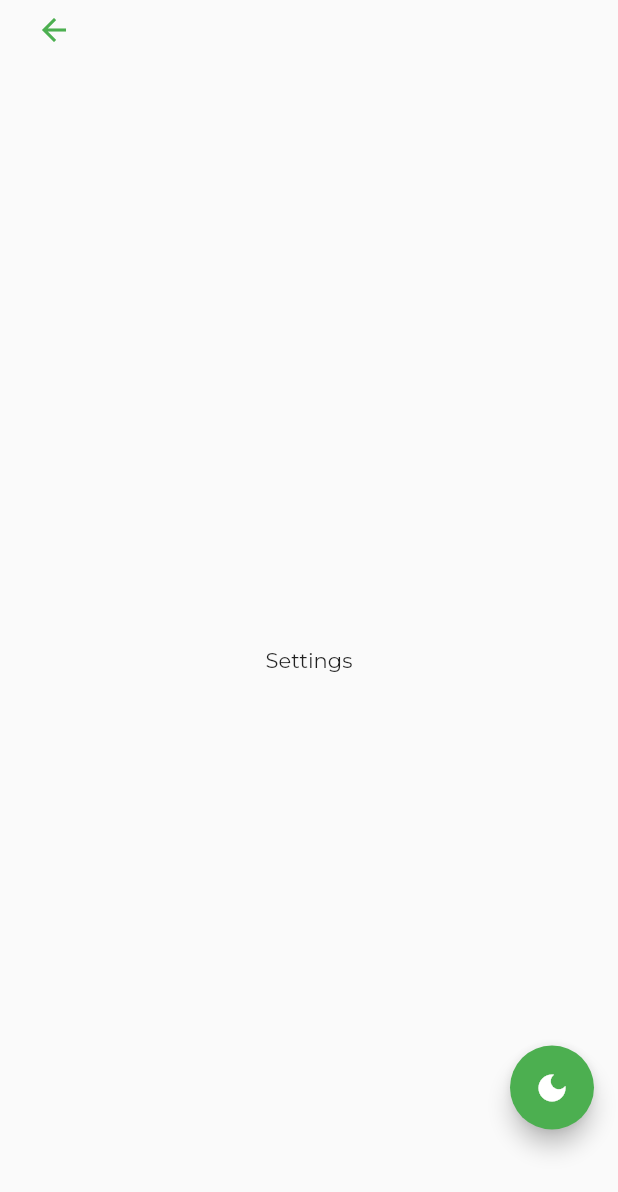
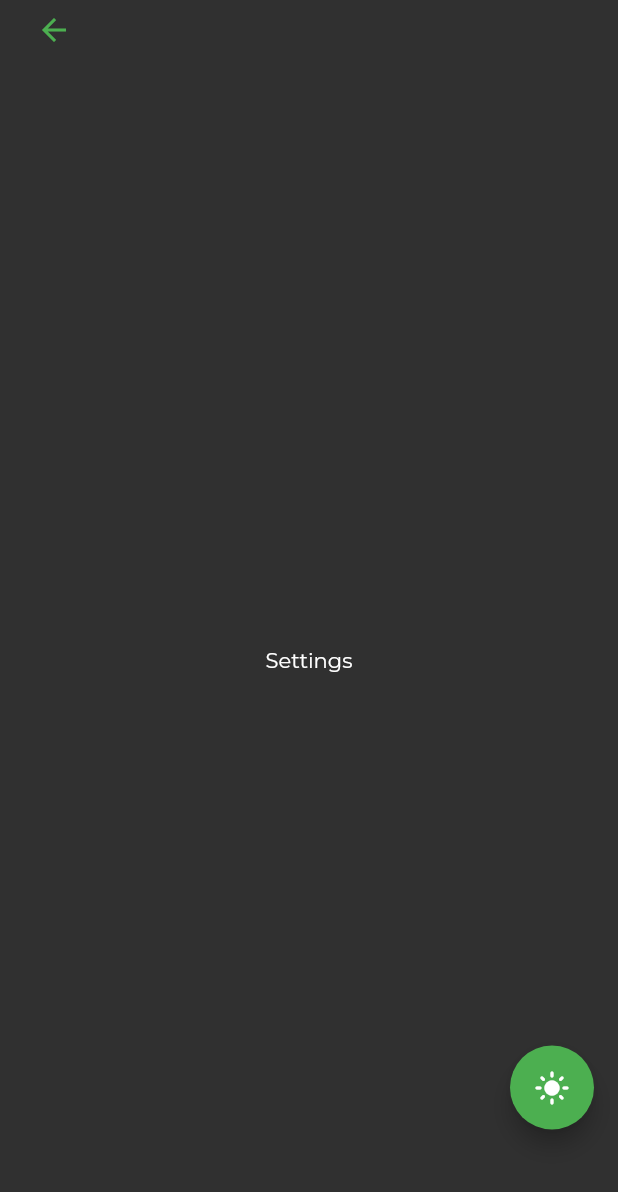
Before and after one commit to grayson40/p2p-app, a Flutter app: the Nav screen opened directly, item 3 of the bottom bar chosen, after a tap on the "settings" icon, on a phone screen of 412 x 824 dp. Shown: the top 1192 px of the screen. Run offline on Flutter 3.47's test engine with Material 2 defaults, Android fonts, the phone set to English and light mode, and no system bars; our stand-ins replace cloud_firestore, firebase_auth, firebase_core, fluttertoast; accounts and stored records are empty.

Commit message:
Update font settings

```diff
--- a/lib/main.dart
+++ b/lib/main.dart
@@ -15,7 +15,7 @@ Future<void> main() async {
 class MyApp extends StatelessWidget {
   const MyApp({Key? key}) : super(key: key);
   static final ValueNotifier<ThemeMode> themeNotifier =
-      ValueNotifier(ThemeMode.light);
+      ValueNotifier(ThemeMode.dark);
   // This widget is the root of your application.
   @override
   Widget build(BuildContext context) {
@@ -25,8 +25,7 @@ class MyApp extends StatelessWidget {
         return MaterialApp(
           debugShowCheckedModeBanner: false,
           title: 'P2P App',
-          theme:
-              ThemeData(primarySwatch: Colors.green, fontFamily: 'Montserrat'),
+          theme: ThemeData(primarySwatch: Colors.green),
           darkTheme: ThemeData.dark(),
           themeMode: currentMode,
           home: const Init(),
--- a/lib/screens/home_screen.dart
+++ b/lib/screens/home_screen.dart
@@ -11,7 +11,10 @@ class _HomeScreenState extends State<HomeScreen> {
   @override
   Widget build(BuildContext context) {
     return const Center(
-      child: Text("Home"),
+      child: Text(
+        "Home",
+        style: TextStyle(fontFamily: 'Montserrat'),
+      ),
     );
   }
 }
--- a/lib/screens/init_screen.dart
+++ b/lib/screens/init_screen.dart
@@ -28,7 +28,7 @@ class _InitState extends State<Init> {
           "Login",
           textAlign: TextAlign.center,
           style: TextStyle(
-              color: Colors.white, fontSize: 20, fontWeight: FontWeight.bold),
+              color: Colors.white, fontSize: 18, fontFamily: 'Montserrat'),
         ),
       ),
     );
@@ -49,7 +49,7 @@ class _InitState extends State<Init> {
           "Sign Up",
           textAlign: TextAlign.center,
           style: TextStyle(
-              color: Colors.white, fontSize: 20, fontWeight: FontWeight.bold),
+              color: Colors.white, fontSize: 18, fontFamily: 'Montserrat'),
         ),
       ),
     );
--- a/lib/screens/nav_screen.dart
+++ b/lib/screens/nav_screen.dart
@@ -40,14 +40,22 @@ class _NavState extends State<Nav> {
             icon: Icon(Icons.home),
             title: Text(
               "Home",
-              style: TextStyle(fontSize: 14, fontWeight: FontWeight.w500),
+              style: TextStyle(
+                fontSize: 14,
+                fontWeight: FontWeight.w500,
+                fontFamily: 'Montserrat',
+              ),
             ),
           ),
           BottomNavigationBarItem(
               icon: Icon(Icons.notes_rounded),
               title: Text(
                 "Notes",
-                style: TextStyle(fontSize: 14, fontWeight: FontWeight.w500),
+                style: TextStyle(
+                  fontSize: 14,
+                  fontWeight: FontWeight.w500,
+                  fontFamily: 'Montserrat',
+                ),
               )),
           BottomNavigationBarItem(
               icon: Icon(
@@ -55,7 +63,11 @@ class _NavState extends State<Nav> {
               ),
               title: Text(
                 "Account",
-                style: TextStyle(fontSize: 14, fontWeight: FontWeight.w500),
+                style: TextStyle(
+                  fontSize: 14,
+                  fontWeight: FontWeight.w500,
+                  fontFamily: 'Montserrat',
+                ),
               ))
         ],
         currentIndex: _selectedIndex,
--- a/lib/screens/profile_screen.dart
+++ b/lib/screens/profile_screen.dart
@@ -55,6 +55,7 @@ class _ProfileScreenState extends State<ProfileScreen> {
                     : loggedInUser.username.toString(),
                 style: const TextStyle(
                   fontSize: 22,
+                  fontFamily: 'Montserrat',
                 ),
               ),
               const SizedBox(
@@ -90,9 +91,12 @@ class _ProfileScreenState extends State<ProfileScreen> {
                     ),
                     const SizedBox(height: 10),
                     Text(
-                      loggedInUser.username.toString(),
+                      loggedInUser.username == null
+                          ? ""
+                          : loggedInUser.username.toString(),
                       style: const TextStyle(
                         fontSize: 16,
+                        fontFamily: 'Montserrat',
                       ),
                     ),
                     const SizedBox(height: 10),
@@ -100,6 +104,7 @@ class _ProfileScreenState extends State<ProfileScreen> {
                       'bio/description',
                       style: TextStyle(
                         fontSize: 16,
+                        fontFamily: 'Montserrat',
                       ),
                     ),
                   ],
@@ -111,6 +116,7 @@ class _ProfileScreenState extends State<ProfileScreen> {
                       'followers',
                       style: TextStyle(
                         fontSize: 16,
+                        fontFamily: 'Montserrat',
                       ),
                     ),
                     Divider(
@@ -121,6 +127,7 @@ class _ProfileScreenState extends State<ProfileScreen> {
                       'winnings',
                       style: TextStyle(
                         fontSize: 16,
+                        fontFamily: 'Montserrat',
                       ),
                     ),
                   ],
@@ -131,6 +138,7 @@ class _ProfileScreenState extends State<ProfileScreen> {
                       'following',
                       style: TextStyle(
                         fontSize: 16,
+                        fontFamily: 'Montserrat',
                       ),
                     ),
                     Divider(
@@ -141,6 +149,7 @@ class _ProfileScreenState extends State<ProfileScreen> {
                       'lost',
                       style: TextStyle(
                         fontSize: 16,
+                        fontFamily: 'Montserrat',
                       ),
                     ),
                   ],
@@ -155,6 +164,7 @@ class _ProfileScreenState extends State<ProfileScreen> {
               'data',
               style: TextStyle(
                 fontSize: 16,
+                fontFamily: 'Montserrat',
               ),
             ),
           ],
--- a/lib/screens/settings_screen.dart
+++ b/lib/screens/settings_screen.dart
@@ -41,7 +41,12 @@ class _SettingsScreenState extends State<SettingsScreen> {
         ),
       ),
       body: const Center(
-        child: Text('Settings'),
+        child: Text(
+          'Settings',
+          style: TextStyle(
+            fontFamily: 'Montserrat',
+          ),
+        ),
       ),
       floatingActionButton: Padding(
         padding: const EdgeInsets.fromLTRB(0, 0, 0, 55),
--- a/pubspec.yaml
+++ b/pubspec.yaml
@@ -53,7 +53,6 @@ flutter:
     - family: Montserrat
       fonts:
         - asset: fonts/Montserrat-Regular.ttf
-          style: normal
           weight: 700
   #
   # For details regarding fonts from package dependencies,
```
Also changed, not shown: lib/screens/login_screen.dart (+6 -1 lines), lib/screens/notes_screen.dart (+7 -1 lines).
